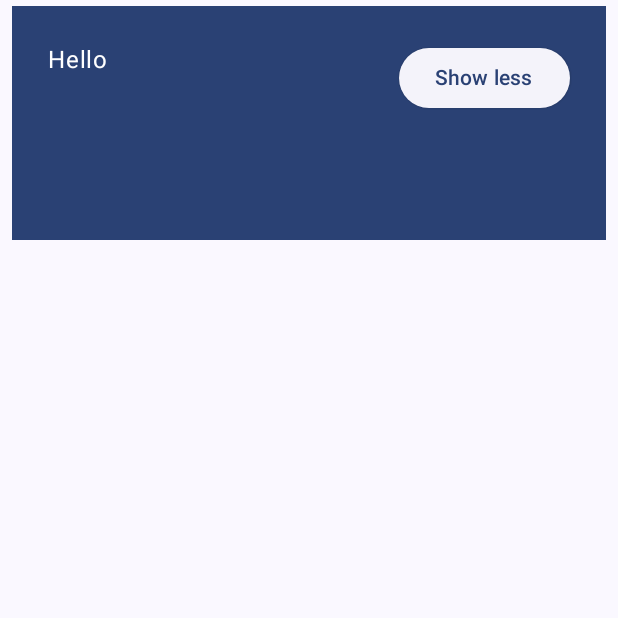
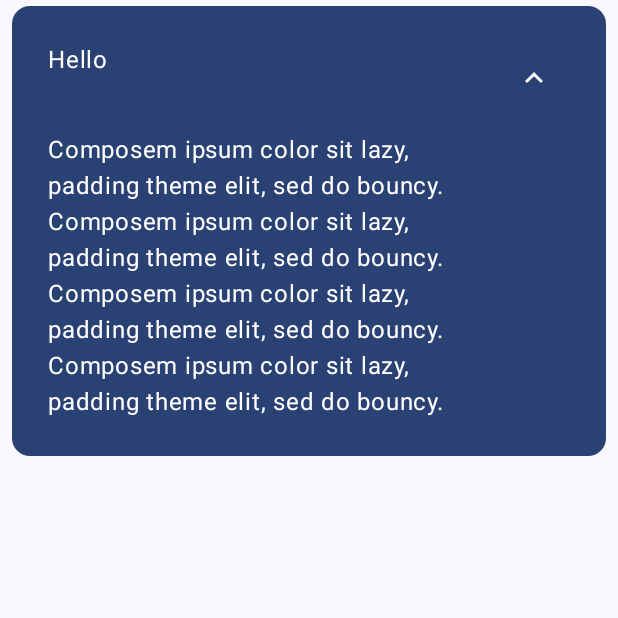
Before and after one commit to davicaetano/BasicsJetpackCompose, an Android app built with Jetpack Compose: the composable Greeting called with empty values, after a tap on "Show more", on a phone screen of 412 x 824 dp, the top half of it. Run offline under Robolectric (Android 15) with nearby library versions, the phone set to English and light mode, and no system bars.

```diff
--- a/app/src/main/java/com/davicaetano/basicscodelab/MainActivity.kt
+++ b/app/src/main/java/com/davicaetano/basicscodelab/MainActivity.kt
@@ -1,14 +1,13 @@
 package com.davicaetano.basicscodelab
 
-import android.content.res.Configuration
 import android.content.res.Configuration.UI_MODE_NIGHT_NO
 import android.content.res.Configuration.UI_MODE_NIGHT_YES
 import android.os.Bundle
 import androidx.activity.ComponentActivity
 import androidx.activity.compose.setContent
 import androidx.activity.enableEdgeToEdge
+import androidx.compose.animation.animateContentSize
 import androidx.compose.animation.core.Spring
-import androidx.compose.animation.core.animateDpAsState
 import androidx.compose.animation.core.spring
 import androidx.compose.foundation.layout.Arrangement
 import androidx.compose.foundation.layout.Column
@@ -17,8 +16,14 @@ import androidx.compose.foundation.layout.fillMaxSize
 import androidx.compose.foundation.layout.padding
 import androidx.compose.foundation.lazy.LazyColumn
 import androidx.compose.foundation.lazy.items
+import androidx.compose.material.icons.Icons
+import androidx.compose.material.icons.filled.KeyboardArrowDown
+import androidx.compose.material.icons.filled.KeyboardArrowUp
 import androidx.compose.material3.Button
-import androidx.compose.material3.ElevatedButton
+import androidx.compose.material3.Card
+import androidx.compose.material3.CardDefaults
+import androidx.compose.material3.Icon
+import androidx.compose.material3.IconButton
 import androidx.compose.material3.MaterialTheme
 import androidx.compose.material3.Surface
 import androidx.compose.material3.Text
@@ -29,6 +34,7 @@ import androidx.compose.runtime.saveable.rememberSaveable
 import androidx.compose.runtime.setValue
 import androidx.compose.ui.Alignment
 import androidx.compose.ui.Modifier
+import androidx.compose.ui.res.stringResource
 import androidx.compose.ui.text.font.FontWeight
 import androidx.compose.ui.tooling.preview.Preview
 import androidx.compose.ui.unit.dp
@@ -97,31 +103,42 @@ fun GreetingsPreviewDark() {
 @Composable
 fun Greeting(name: String, modifier: Modifier = Modifier) {
     var expanded by rememberSaveable { mutableStateOf(false) }
-    val extraPadding by animateDpAsState(
-        if (expanded) 48.dp else 0.dp, animationSpec = spring(
-            dampingRatio = Spring.DampingRatioMediumBouncy, stiffness = Spring.StiffnessLow
-        )
-    )
-    Surface(
-        color = MaterialTheme.colorScheme.primary,
-        modifier = modifier.padding(vertical = 4.dp, horizontal = 8.dp)
+    Card(
+        colors = CardDefaults.cardColors(
+            containerColor = MaterialTheme.colorScheme.primary
+        ), modifier = modifier.padding(vertical = 4.dp, horizontal = 8.dp)
     ) {
-        Row(modifier = modifier.padding(24.dp)) {
-            Column(
-                modifier = modifier
-                    .weight(1f)
-                    .padding(bottom = extraPadding.coerceAtLeast(0.dp))
-            ) {
+        Row(
+            modifier = modifier
+                .padding(24.dp)
+                .animateContentSize(
+                    animationSpec = spring(Spring.DampingRatioMediumBouncy, Spring.StiffnessLow)
+                )
+        ) {
+            Column(modifier = modifier.weight(1f)) {
                 Text(text = "Hello")
                 Text(
-                    text = name,
-                    style = MaterialTheme.typography.headlineMedium.copy(
+                    text = name, style = MaterialTheme.typography.headlineMedium.copy(
                         fontWeight = FontWeight.ExtraBold
                     )
                 )
+                if (expanded) {
+                    Text(
+                        text = ("Composem ipsum color sit lazy, " + "padding theme elit, sed do bouncy. ").repeat(
+                            4
+                        ),
+                    )
+                }
             }
-            ElevatedButton(onClick = { expanded = !expanded }) {
-                Text(if (expanded) "Show less" else "Show more")
+            IconButton(onClick = { expanded = !expanded }) {
+                Icon(
+                    imageVector = if (expanded) Icons.Filled.KeyboardArrowUp else Icons.Filled.KeyboardArrowDown,
+                    contentDescription = if (expanded) {
+                        stringResource(R.string.show_less)
+                    } else {
+                        stringResource(R.string.show_more)
+                    }
+                )
             }
         }
     }
--- a/app/src/main/res/values/strings.xml
+++ b/app/src/main/res/values/strings.xml
@@ -1,3 +1,5 @@
 <resources>
     <string name="app_name">Basics Codelab</string>
+    <string name="show_less">Show less</string>
+    <string name="show_more">Show more</string>
 </resources>
```
